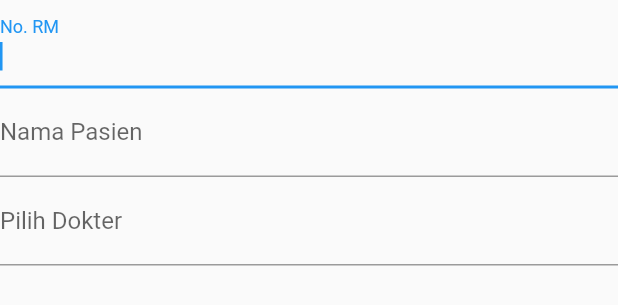
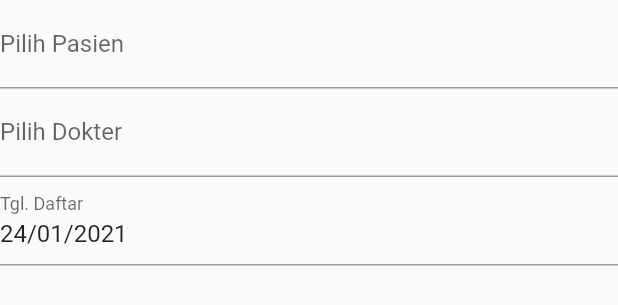
Before and after one commit to lutungp/klinikpratama, a Flutter app: the AddAdmisiRjPage widget shown alone on an empty page, opened directly, on a phone screen of 412 x 824 dp. Shown: the top 305 px of the screen. Run offline on Flutter 3.47's test engine with Material 2 defaults, Android fonts, the phone set to English and light mode, and no system bars; our stand-ins replace bloc, cool_alert, dio, flutter_bloc, flutter_secure_storage, flutter_typeahead; missing offline and left inert: flutter_session; accounts and stored records are empty.

Commit message:
get data dokter dan data pasien

```diff
--- a/lib/models/MAdmisiRJ.dart
+++ b/lib/models/MAdmisiRJ.dart
@@ -1,10 +1,10 @@
-import 'package:intl/intl.dart';
-
 class MAdmisiRJ {
-  String norm, name, tgldaftar, dokter;
-  MAdmisiRJ({this.norm, this.name, this.tgldaftar, this.dokter});
+  String id, norm, name, dokter;
+  DateTime tgldaftar;
+  MAdmisiRJ({this.id, this.norm, this.name, this.tgldaftar, this.dokter});
   Map<String, dynamic> toJson() {
     final Map<String, dynamic> data = new Map<String, dynamic>();
+    data['id'] = this.id;
     data['norm'] = this.norm;
     data['name'] = this.name;
     data['tgldaftar'] = this.tgldaftar;
--- a/lib/pages/ui/AddAdmisiRj.dart
+++ b/lib/pages/ui/AddAdmisiRj.dart
@@ -1,12 +1,13 @@
 import 'package:flutter/material.dart';
-import 'package:intl/intl.dart';
 import 'package:klinikpratama/bloc/navigation_bloc/navigation_bloc.dart';
 import 'package:klinikpratama/models/MAdmisiRJ.dart';
+import 'package:klinikpratama/pages/ui/DataPasien.dart';
 import '../../mixins/daftarRjvalidation.dart';
 import 'package:klinikpratama/services/ApiService.dart';
 import 'package:flutter_typeahead/flutter_typeahead.dart';
 
 import 'DataDokter.dart';
+import 'MyTextFieldDatePicker.dart';
 
 class AddAdmisiRjPage extends StatefulWidget
     with NavigationStates, DaftarValidation {
@@ -18,77 +19,59 @@ class AddAdmisiRjPage extends StatefulWidget
 
 class AddAdmisiRjState extends State<AddAdmisiRjPage> {
   ApiService _apiService = ApiService();
-  FocusNode dokterNode;
-  List<dynamic> _listDokter = List();
 
   final formKey = GlobalKey<FormState>();
-  final GlobalKey<ScaffoldState> _scaffoldKey = new GlobalKey<ScaffoldState>();
   MAdmisiRJ model = MAdmisiRJ();
 
-  final TextEditingController _typeAheadController = TextEditingController();
-  String _selectedDokter;
-
-  void getDokter() async {
-    String tgl = DateFormat('yyyy-MM-dd').format(DateTime.now());
-    String jam = DateFormat('hh:mm').format(DateTime.now());
-    try {
-      var response = await _apiService
-          .api()
-          .then((value) => value.post("master/dokter", data: {
-                "unit_id": 73,
-                "tgl": tgl,
-                "jam": jam,
-                "daftar_jenis": "INST. RAWAT JALAN",
-                "search_pegawai": "",
-                "pageSize": 15
-              }));
-      setState(() {
-        _listDokter = response.data;
-      });
-    } catch (e) {
-      print("error");
-    }
-  }
+  final TextEditingController _pasienController = TextEditingController();
+  final TextEditingController _dokterController = TextEditingController();
 
   @override
   void initState() {
     super.initState();
     formKey.currentState?.reset();
-    dokterNode = FocusNode();
-
-    getDokter();
   }
 
   @override
   Widget build(BuildContext context) {
     return Form(
         key: formKey,
-        child: Column(children: [normField(), namaField(), dokterField()]));
+        child:
+            Column(children: [normField(), dokterField(), tglDaftarField()]));
   }
 
   Widget normField() {
-    return TextFormField(
-      autofocus: true,
-      decoration: InputDecoration(labelText: 'No. RM'),
-      validator: widget.validateNorm,
-      onSaved: (String value) {
-        model.norm = value;
+    return TypeAheadFormField(
+      textFieldConfiguration: TextFieldConfiguration(
+          controller: this._pasienController,
+          decoration: InputDecoration(labelText: 'Pilih Pasien')),
+      suggestionsCallback: (pattern) {
+        return DataPasienService.getSuggestions(pattern);
       },
-      // onEditingComplete: () => telpNode.nextFocus(),
-    );
-  }
-
-  Widget namaField() {
-    return TextFormField(
-      readOnly: true,
-      decoration: InputDecoration(labelText: 'Nama Pasien'),
+      itemBuilder: (context, suggestion) {
+        return ListTile(
+            title: Text(suggestion["name"]),
+            subtitle: Text(suggestion["daftar_no"]));
+      },
+      transitionBuilder: (context, suggestionsBox, controller) {
+        return suggestionsBox;
+      },
+      onSuggestionSelected: (suggestion) {
+        model.id = suggestion["id"];
+        this._pasienController.text = suggestion["name"];
+      },
+      validator: (value) {
+        if (value.isEmpty) {
+          return 'Pilih dokter terlebih dahulu';
+        }
+      },
     );
   }
 
   Widget dokterField() {
     return TypeAheadFormField(
       textFieldConfiguration: TextFieldConfiguration(
-          controller: this._typeAheadController,
+          controller: this._dokterController,
           decoration: InputDecoration(labelText: 'Pilih Dokter')),
       suggestionsCallback: (pattern) {
         return DataDokterService.getSuggestions(pattern);
@@ -99,7 +82,10 @@ class AddAdmisiRjState extends State<AddAdmisiRjPage> {
       transitionBuilder: (context, suggestionsBox, controller) {
         return suggestionsBox;
       },
-      onSuggestionSelected: (suggestion) {},
+      onSuggestionSelected: (suggestion) {
+        model.dokter = suggestion["id"];
+        this._dokterController.text = suggestion["name"];
+      },
       validator: (value) {
         if (value.isEmpty) {
           return 'Pilih dokter terlebih dahulu';
@@ -107,4 +93,18 @@ class AddAdmisiRjState extends State<AddAdmisiRjPage> {
       },
     );
   }
+
+  Widget tglDaftarField() {
+    return MyTextFieldDatePicker(
+      labelText: "Tgl. Daftar",
+      lastDate: DateTime.now().add(Duration(days: 366)),
+      firstDate: DateTime(1900, 1),
+      initialDate: DateTime.now().add(Duration(days: 1)),
+      onDateChanged: (selectedDate) {
+        setState(() {
+          model.tgldaftar = selectedDate;
+        });
+      },
+    );
+  }
 }
--- a/lib/pages/ui/AddPasien.dart
+++ b/lib/pages/ui/AddPasien.dart
@@ -167,7 +167,7 @@ class AddPasienState extends State<AddPasienPage> {
 
   Widget tgllahirField() {
     return MyTextFieldDatePicker(
-      labelText: "Date",
+      labelText: "Tgl. Lahir",
       lastDate: DateTime.now().add(Duration(days: 366)),
       firstDate: DateTime(1900, 1),
       initialDate: DateTime.now().add(Duration(days: 1)),
--- a/lib/pages/ui/DataDokter.dart
+++ b/lib/pages/ui/DataDokter.dart
@@ -2,8 +2,9 @@ import 'package:klinikpratama/services/ApiService.dart';
 import 'package:intl/intl.dart';
 
 ApiService _apiService = ApiService();
-String tgl = DateFormat('yyyy-MM-dd').format(DateTime.now());
-String jam = DateFormat('hh:mm').format(DateTime.now());
+DateTime now = DateTime.now();
+String tgl = DateFormat('yyyy-MM-dd HH:mm:ss').format(now);
+String jam = DateFormat('HH:mm:ss').format(now);
 
 class DataDokterService {
   static Future<List> getSuggestions(String query) async {
@@ -21,7 +22,10 @@ class DataDokterService {
             }));
 
     return List.generate(response.data.length, (index) {
-      return {"name": response.data[index]["pegawai_nama"], "price": ""};
+      return {
+        "name": response.data[index]["pegawai_nama"],
+        "id": response.data[index]["pegawai_id"]
+      };
     });
   }
 }
--- /dev/null
+++ b/lib/pages/ui/DataPasien.dart
@@ -0,0 +1,27 @@
+import 'package:klinikpratama/services/ApiService.dart';
+import 'package:intl/intl.dart';
+
+ApiService _apiService = ApiService();
+String tgl = DateFormat('yyyy-MM-dd').format(DateTime.now());
+String jam = DateFormat('hh:mm').format(DateTime.now());
+
+class DataPasienService {
+  static Future<List> getSuggestions(String query) async {
+    await Future.delayed(Duration(seconds: 1));
+
+    var response = await _apiService.api().then((value) => value
+        .post("master/pasien", data: {"search_pasien": query, "pageSize": 15}));
+
+    var datapasien = response.data["datapasien"];
+    return List.generate(datapasien.length, (index) {
+      return {
+        "id": datapasien[index]["pasien_id"],
+        "norm": datapasien[index]["pasien_norm"],
+        "name": datapasien[index]["pasien_nama"],
+        "daftar_no": datapasien[index]["daftar_no"],
+        "daftar_tanggal": datapasien[index]["daftar_tanggal"],
+        "pegawai_nama": datapasien[index]["pegawai_nama"]
+      };
+    });
+  }
+}
--- a/lib/pages/ui/MyTextFieldDatePicker.dart
+++ b/lib/pages/ui/MyTextFieldDatePicker.dart
@@ -65,7 +65,7 @@ class _MyTextFieldDatePicker extends State<MyTextFieldDatePicker> {
     return TextFormField(
       focusNode: widget.focusNode,
       controller: _controllerDate,
-      decoration: InputDecoration(labelText: 'Tanggal Lahir'),
+      decoration: InputDecoration(labelText: widget.labelText),
       onTap: () => _selectDate(context),
       readOnly: true,
     );
```
